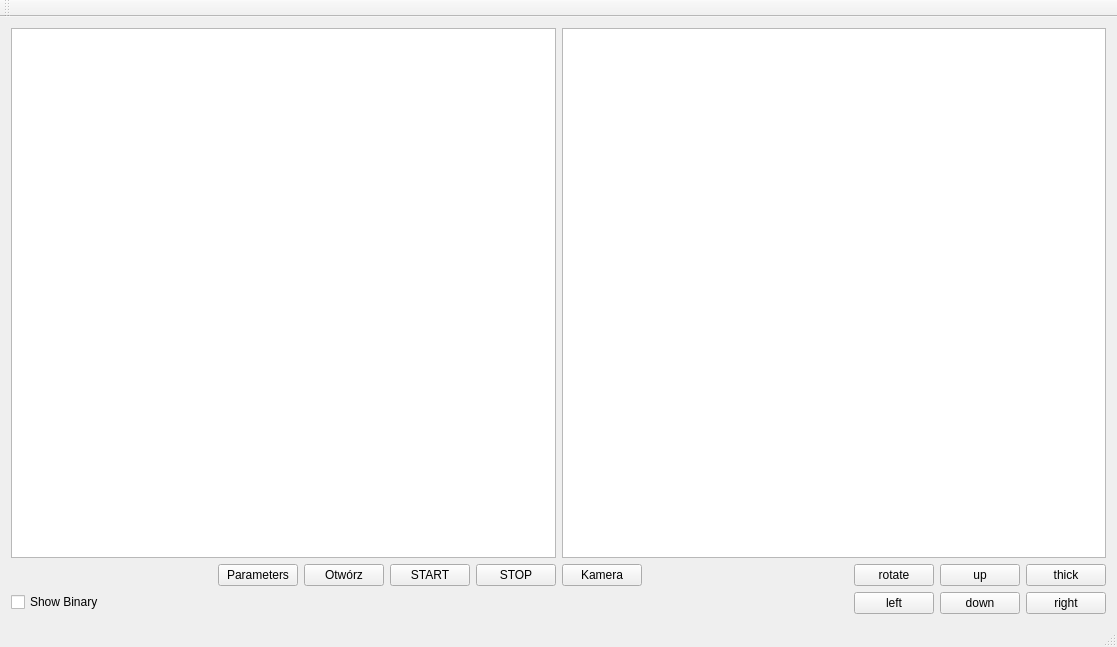
Qt form mainwindow.ui (Damianeroos/Wykrywanie_Ruchomych_Obiektow) before a commit.
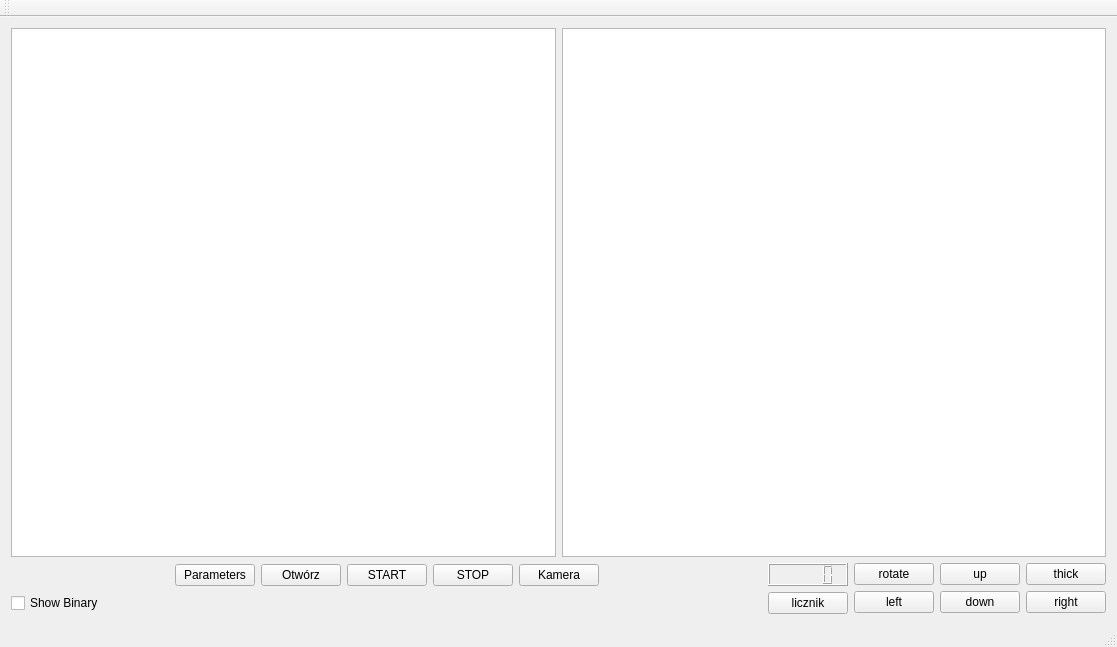
The same form after that commit.

```diff
--- a/mainwindow.ui
+++ b/mainwindow.ui
@@ -14,9 +14,9 @@
    <string>MainWindow</string>
   </property>
   <widget class="QWidget" name="centralWidget">
-   <layout class="QVBoxLayout" name="verticalLayout_3">
+   <layout class="QVBoxLayout" name="verticalLayout_4">
     <item>
-     <layout class="QVBoxLayout" name="verticalLayout_2">
+     <layout class="QVBoxLayout" name="verticalLayout_3">
       <item>
        <layout class="QHBoxLayout" name="horizontalLayout_4">
         <item>
@@ -30,9 +30,9 @@
       <item>
        <layout class="QHBoxLayout" name="horizontalLayout_3">
         <item>
-         <layout class="QVBoxLayout" name="verticalLayout">
+         <layout class="QVBoxLayout" name="verticalLayout_2">
           <item>
-           <layout class="QHBoxLayout" name="horizontalLayout_2">
+           <layout class="QHBoxLayout" name="horizontalLayout">
             <item>
              <spacer name="horizontalSpacer_2">
               <property name="orientation">
@@ -103,7 +103,7 @@
            </layout>
           </item>
           <item>
-           <layout class="QHBoxLayout" name="horizontalLayout">
+           <layout class="QHBoxLayout" name="horizontalLayout_2">
             <item>
              <widget class="QCheckBox" name="BinaryView">
               <property name="text">
@@ -128,6 +128,20 @@
           </item>
          </layout>
         </item>
+        <item>
+         <layout class="QVBoxLayout" name="verticalLayout">
+          <item>
+           <widget class="QLCDNumber" name="lcdCounter"/>
+          </item>
+          <item>
+           <widget class="QPushButton" name="clearCounterButton">
+            <property name="text">
+             <string>licznik</string>
+            </property>
+           </widget>
+          </item>
+         </layout>
+        </item>
         <item>
          <layout class="QGridLayout" name="gridLayout">
           <item row="0" column="0">
```
